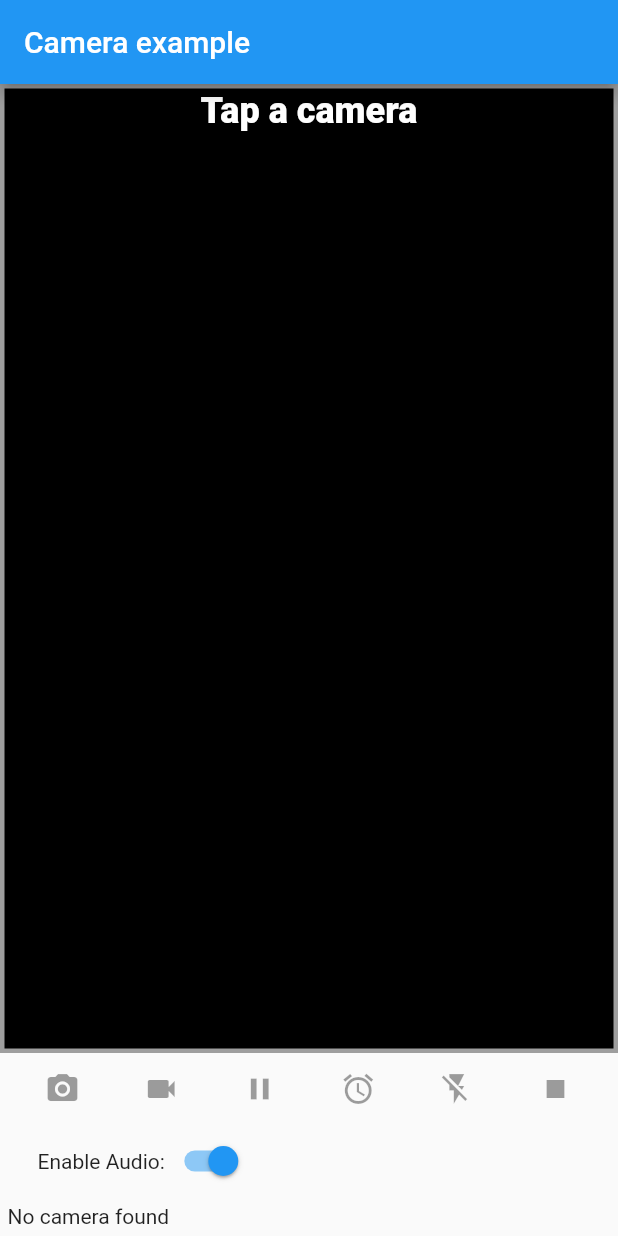
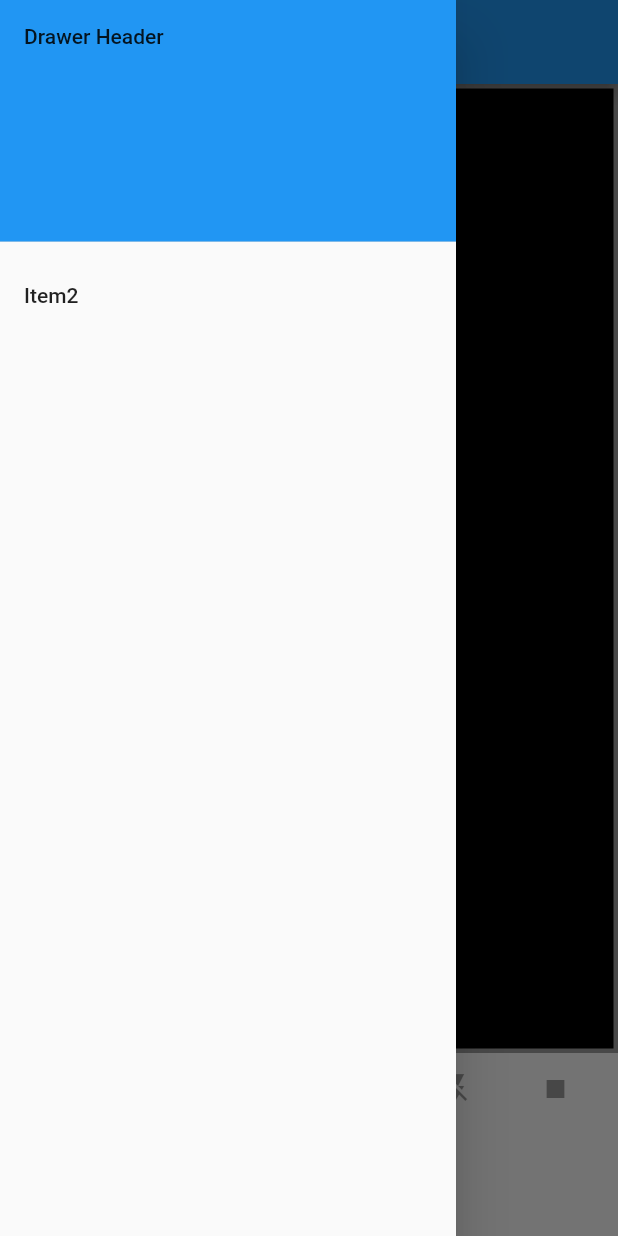
Before and after one commit to jacoco-c/camera_app, a Flutter app: the screen it shows after launch, with the side drawer open (before the commit the screen has no drawer), on a phone screen of 412 x 824 dp. Run offline on Flutter 3.47's test engine with Material 2 defaults, Android fonts, the phone set to English and light mode, and no system bars; our stand-ins replace video_player; missing offline and left inert: flutter_better_camera.

Commit message:
add Drawer

```diff
--- /dev/null
+++ b/lib/drawer_menu.dart
@@ -0,0 +1,29 @@
+import 'package:flutter/material.dart';
+
+class DrawerMenu extends StatefulWidget {
+  @override
+  _DrawerMenu createState() => _DrawerMenu();
+}
+
+class _DrawerMenu extends State<DrawerMenu> {
+  @override
+  Widget build(BuildContext context) {
+    return Drawer(
+      child: ListView(
+        padding: EdgeInsets.zero,
+        children: <Widget>[
+        DrawerHeader(
+          child: Text('Drawer Header'),
+          decoration: BoxDecoration(
+            color: Colors.blue,
+          ),
+        ),
+        ListTile(
+          title: Text('Item2'),
+          onTap: () {},
+        )
+        ]
+      )
+    );
+  }
+}
--- a/lib/main.dart
+++ b/lib/main.dart
@@ -5,6 +5,8 @@ import 'package:flutter_better_camera/camera.dart';
 import 'package:flutter/material.dart';
 import 'package:path_provider/path_provider.dart';
 import 'package:video_player/video_player.dart';
+
+import 'package:camera_app/drawer_menu.dart';
 
 Future<void> main() async {
   // Fetch the available cameras before initializing the app.
@@ -86,6 +88,7 @@ class _CameraExampleHomeState extends State<CameraExampleHome>
       appBar: AppBar(
         title: const Text('Camera example'),
       ),
+      drawer: DrawerMenu(),
       body: Column(
         children: <Widget>[
           Expanded(
@@ -289,7 +292,7 @@ class _CameraExampleHomeState extends State<CameraExampleHome>
 
   /// Toggle Flash
   Future<void> _onFlashButtonPressed() async {
-    bool hasFlash = false;
+    /* bool hasFlash = false; */
     if (flashMode == FlashMode.off || flashMode == FlashMode.torch) {
       // Turn on the flash for capture
       flashMode = FlashMode.alwaysFlash;
@@ -613,12 +616,12 @@ class _ZoomableWidgetState extends State<ZoomableWidget> {
           //print(scaleDetails);
         },
         onTapUp: (TapUpDetails det) {
-          final RenderBox box = context.findRenderObject();
-          final Offset localPoint = box.globalToLocal(det.globalPosition);
-          final Offset scaledPoint =
+          /* final RenderBox box = context.findRenderObject(); */
+          /* final Offset localPoint = box.globalToLocal(det.globalPosition); */
+          /* final Offset scaledPoint =
           localPoint.scale(1 / box.size.width, 1 / box.size.height);
           // TODO IMPLIMENT
-          // widget.onTapUp(scaledPoint);
+          // widget.onTapUp(scaledPoint); */
         },
         child: Stack(children: [
           Column(
```
